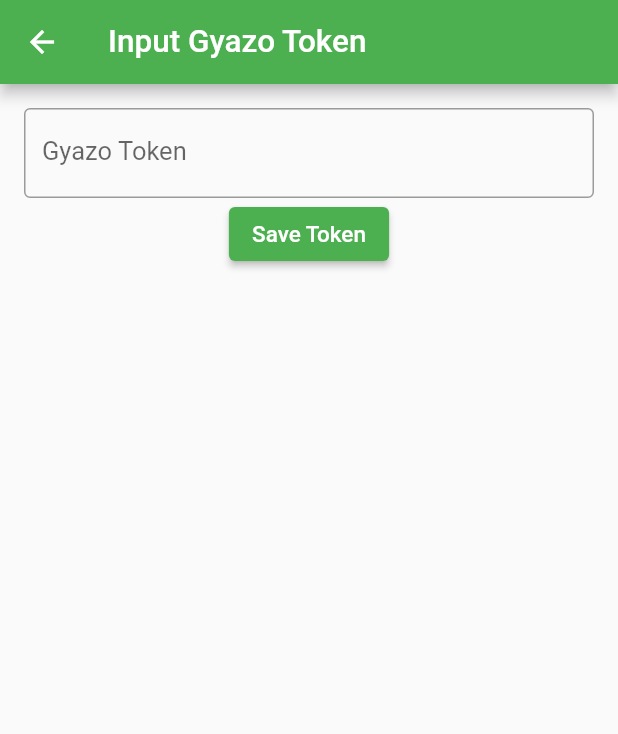
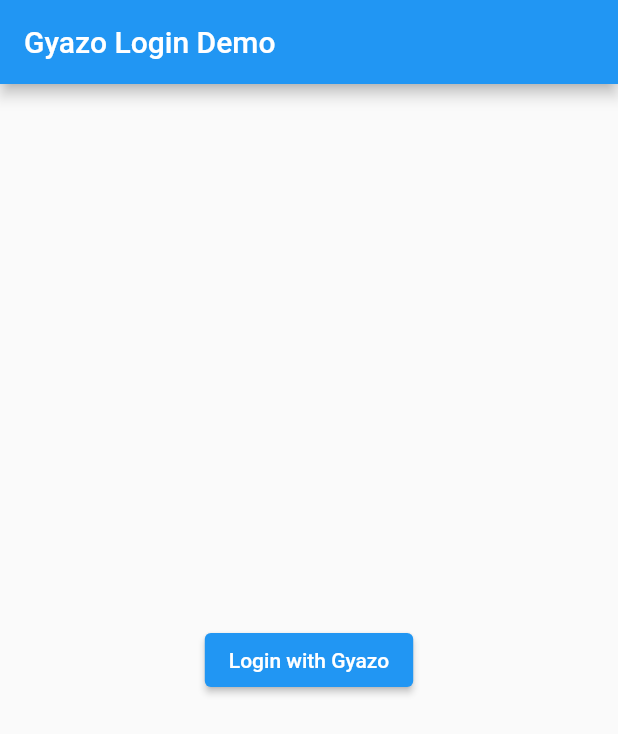
Before and after one commit to yuki2021/scrapbox_diary_app, a Flutter app: the screen it shows after launch, after a tap on the "settings" icon, on a phone screen of 412 x 824 dp. Shown: the top 734 px of the screen. Run offline on Flutter 3.47's test engine with Material 2 defaults, Android fonts, the phone set to English and light mode, and no system bars; our stand-ins replace firebase_core, flutter_hooks, flutter_secure_storage, flutter_speed_dial, geocoding, geolocator and 4 more; missing offline and left inert: flutter_inappwebview, oauth2, wechat_assets_picker; accounts and stored records are empty; generated files the repository leaves out were written again.

Commit message:
[update]gyazoに外部ブラウザでログインして、access tokenを取得する処理を作成。androidでは動作確認済み。

```diff
--- /dev/null
+++ b/lib/gyazo_login_utils/gyazo_login_get_token.dart
@@ -0,0 +1,47 @@
+import 'dart:async';
+
+import 'package:flutter/services.dart';
+import 'package:scrapbox_diary_app/config/logger.dart';
+import 'package:uni_links/uni_links.dart';
+
+void checkForInitialLink() async {
+  try {
+    final initialLink = await getInitialLink();
+    // 初期リンク（アプリ起動時のリダイレクトURL）が存在すれば、その中からアクセストークンを取り出します
+    if (initialLink != null) {
+      final token = extractAccessTokenFromUrl(initialLink);
+      logger.i('Initial token: $token');
+    }
+  } on PlatformException {
+    // Handle error here
+  }
+}
+
+StreamSubscription? _sub;
+
+void listenForLinks() {
+  _sub = linkStream.listen((String? link) {
+    logger.i('Link: $link');
+    if (link != null) {
+      // リンク（リダイレクトURL）が存在すれば、その中からアクセストークンを取り出します
+      final token = extractAccessTokenFromUrl(link);
+      logger.i('Token: $token');
+    }
+  }, onError: (err) {
+    logger.e('listenForLinks err: $err');
+  });
+}
+
+void stopListening() {
+  if (_sub != null) {
+    _sub?.cancel();
+    _sub = null;
+  }
+}
+
+// この関数では、URLからアクセストークンを抽出します
+// 具体的な実装は、GyazoのリダイレクトURLの形式に依存します
+String extractAccessTokenFromUrl(String url) {
+  logger.i('gyazoのURL: $url');
+  return '';
+}
--- a/lib/my_app.dart
+++ b/lib/my_app.dart
@@ -2,8 +2,47 @@
 import 'package:scrapbox_diary_app/screen/my_home_page_screen.dart';
 import 'package:flutter_localizations/flutter_localizations.dart';
 
-class MyApp extends StatelessWidget {
-  const MyApp({Key? key}) : super(key: key);
+import 'gyazo_login_utils/gyazo_login_get_token.dart';
+
+class MyApp extends StatefulWidget {
+  const MyApp({super.key});
+
+  @override
+  MyAppState createState() => MyAppState();
+}
+
+class MyAppState extends State<MyApp> with WidgetsBindingObserver {
+
+  @override
+  void initState() {
+    super.initState();
+    // WidgetsBindingを使ってライフサイクルイベントを観察します
+    WidgetsBinding.instance.addObserver(this);
+    checkForInitialLink();
+  }
+
+  @override
+  void dispose() {
+    stopListening();
+    WidgetsBinding.instance.removeObserver(this);
+    super.dispose();
+  }
+
+  @override
+  void didChangeAppLifecycleState(AppLifecycleState state) {
+    switch (state) {
+      case AppLifecycleState.resumed:
+        // アプリがフォアグラウンドに戻ったときにリンクリスナーを開始
+        listenForLinks();
+        break;
+      case AppLifecycleState.paused:
+      case AppLifecycleState.inactive:
+      case AppLifecycleState.detached:
+        // アプリがバックグラウンドに移ったときにリンクリスナーを停止
+        stopListening();
+        break;
+    }
+  }
 
   @override
   Widget build(BuildContext context) {
--- /dev/null
+++ b/lib/screen/gyazo_login_screen.dart
@@ -0,0 +1,58 @@
+import 'package:flutter/material.dart';
+import 'package:oauth2/oauth2.dart' as oauth2;
+import 'package:scrapbox_diary_app/config/gyazo_access_token.dart';
+import 'package:url_launcher/url_launcher.dart';
+
+const String authorizationEndpoint = 'https://api.gyazo.com/oauth/authorize';
+const String tokenEndpoint = 'https://api.gyazo.com/oauth/token';
+
+class GyazoLoginScreen extends StatelessWidget {
+  const GyazoLoginScreen({super.key});
+
+  @override
+  Widget build(BuildContext context) {
+    return MaterialApp(
+      title: 'Gyazo Login Demo',
+      theme: ThemeData(
+        primarySwatch: Colors.blue,
+      ),
+      home: Scaffold(
+        appBar: AppBar(
+          title: const Text('Gyazo Login Demo'),
+        ),
+        body: Center(
+          child: ElevatedButton(
+            onPressed: () async {
+              await getGyazoAccessToken(context);
+            },
+            child: const Text('Login with Gyazo'),
+          ),
+        ),
+      ),
+    );
+  }
+
+  Future<void> getGyazoAccessToken(BuildContext context) async {
+    final redirectUri = Uri.parse(GyazoAccessToken.redirectUrl);
+    final oauth2.AuthorizationCodeGrant grant = oauth2.AuthorizationCodeGrant(
+      GyazoAccessToken.clientId,
+      Uri.parse(authorizationEndpoint),
+      Uri.parse(tokenEndpoint),
+      secret: GyazoAccessToken.clientSecret,
+    );
+    final authorizationUrl = grant.getAuthorizationUrl(
+      redirectUri,
+      scopes: <String>['public'],
+    );
+    final Uri url = Uri.parse(authorizationUrl.toString());
+    if (await canLaunchUrl(url)) {
+      await launchUrl(
+        // アプリのデフォルトブラウザでGyazoの認証ページを開きます
+        url,
+        mode: LaunchMode.externalApplication,
+      );
+    } else {
+      throw 'Could not launch $url';
+    }
+  }
+}
--- a/lib/screen/my_home_page_screen.dart
+++ b/lib/screen/my_home_page_screen.dart
@@ -8,7 +8,7 @@
 import 'package:scrapbox_diary_app/provider/webview_controller_provider.dart';
 import 'package:scrapbox_diary_app/scrapbox_utils/scrapbox_webview.dart';
 import 'package:flutter_hooks/flutter_hooks.dart';
-import 'package:scrapbox_diary_app/screen/control_panel_screen.dart';
+import 'package:scrapbox_diary_app/screen/gyazo_login_screen.dart';
 
 import '../provider/set_diary_page_provider.dart';
 
@@ -103,7 +103,7 @@
           onPressed: () {
             Navigator.push(
               context,
-              MaterialPageRoute(builder: (context) => const TokenInputPage()),
+              MaterialPageRoute(builder: (context) => const GyazoLoginScreen()),
             );
           },
         ),
--- a/pubspec.yaml
+++ b/pubspec.yaml
@@ -51,6 +51,8 @@
   http_parser: ^4.0.2
   path: ^1.8.2
   wechat_assets_picker: ^8.5.0
+  uni_links: ^0.5.1
+  oauth2: ^2.0.2
 
 dev_dependencies:
   flutter_test:
```
Also changed, not shown: pubspec.lock, 1 other file.
